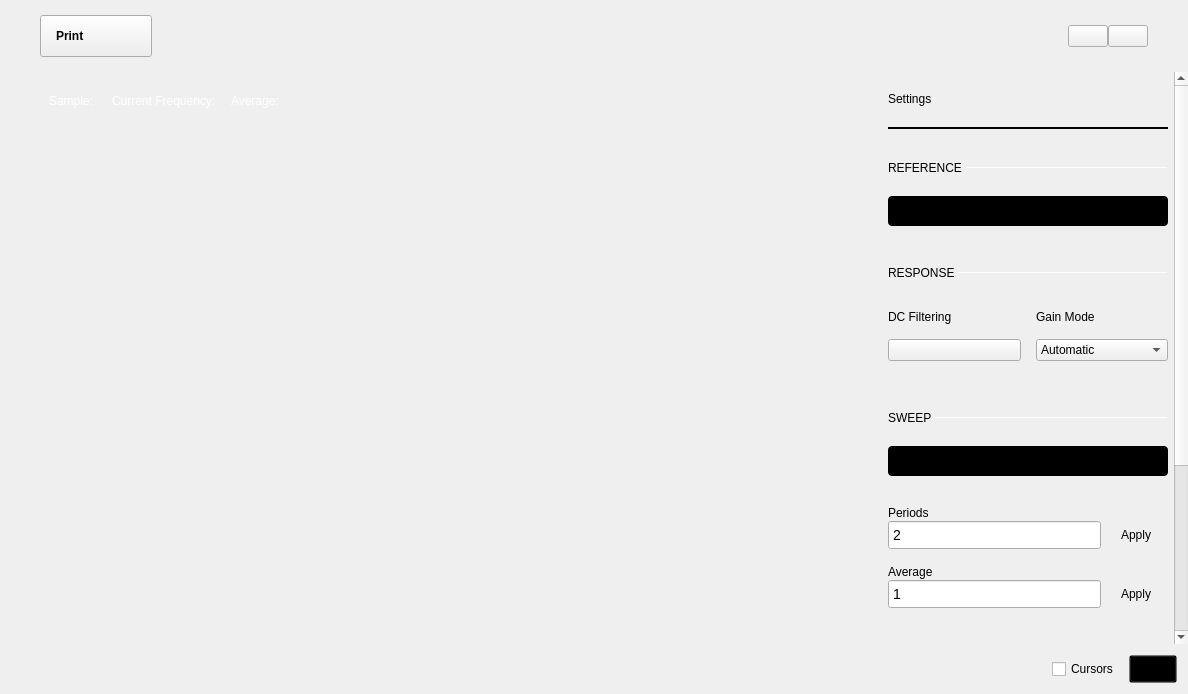
Before: the Qt Designer form ui/network_analyzer.ui in analogdevicesinc/scopy, drawn with Qt 5.
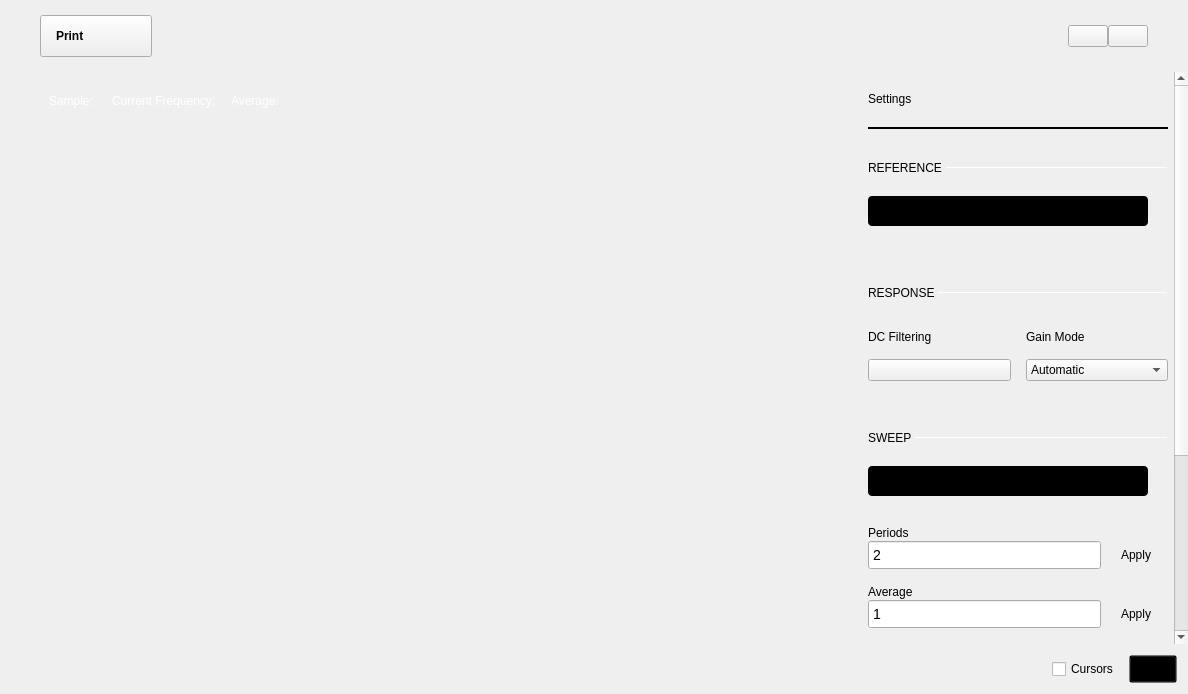
After: the same form once the commit is applied. Icons and pictures are not drawn. Custom widgets are drawn as their Qt base class.

Commit message: Network Analyzer: Fixed bad view of settings menu.

```diff
--- a/ui/network_analyzer.ui
+++ b/ui/network_analyzer.ui
@@ -836,11 +836,17 @@
                     <property name="geometry">
                      <rect>
                       <x>0</x>
-                      <y>-271</y>
-                      <width>322</width>
-                      <height>1010</height>
+                      <y>0</y>
+                      <width>340</width>
+                      <height>1036</height>
                      </rect>
                     </property>
+                    <property name="minimumSize">
+                     <size>
+                      <width>0</width>
+                      <height>0</height>
+                     </size>
+                    </property>
                     <layout class="QVBoxLayout" name="verticalLayout_11">
                      <property name="leftMargin">
                       <number>20</number>
@@ -1036,6 +1042,22 @@
                        </property>
                       </widget>
                      </item>
+                     <item>
+                      <spacer name="horizontalSpacer_11">
+                       <property name="orientation">
+                        <enum>Qt::Horizontal</enum>
+                       </property>
+                       <property name="sizeType">
+                        <enum>QSizePolicy::Fixed</enum>
+                       </property>
+                       <property name="sizeHint" stdset="0">
+                        <size>
+                         <width>300</width>
+                         <height>20</height>
+                        </size>
+                       </property>
+                      </spacer>
+                     </item>
                      <item>
                       <spacer name="verticalSpacer_6">
                        <property name="orientation">
```
Left out of the diff: 130 changed lines with no effect on the pictures.
